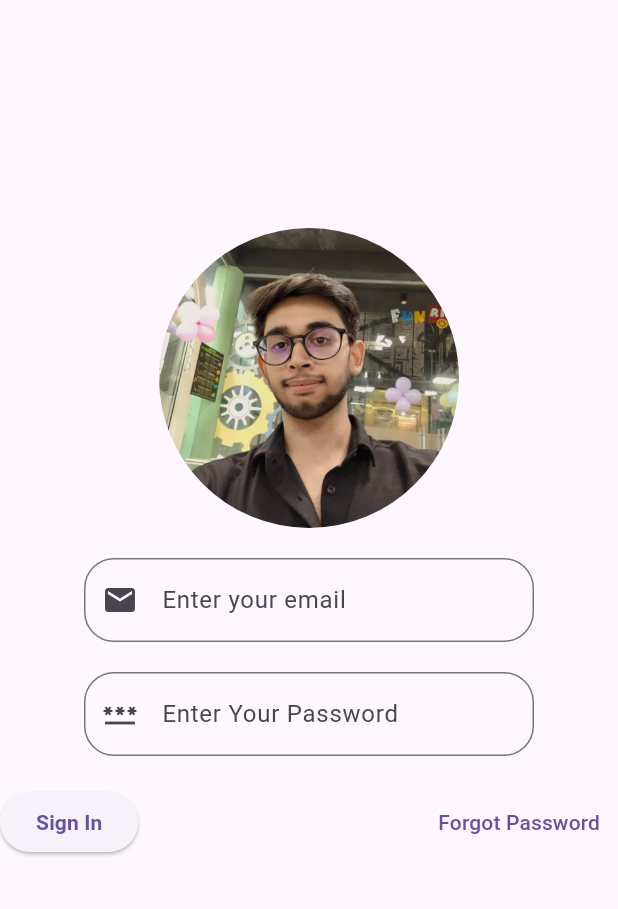
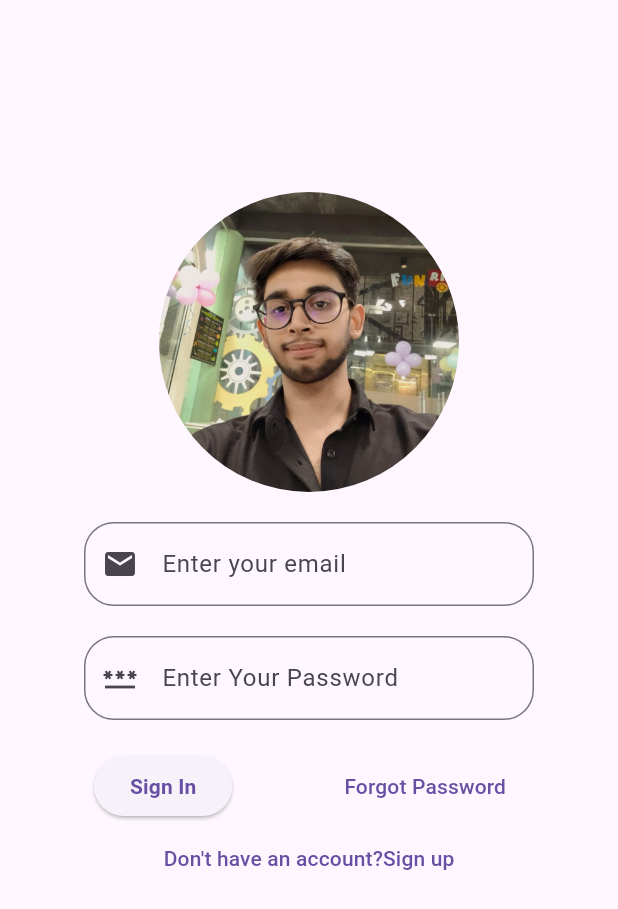
Before and after one commit to BRL-TRAINEES/auth_app, a Flutter app: the screen it shows after launch, on a phone screen of 412 x 824 dp. Shown: the top 909 px of the screen. Run offline on Flutter 3.47's test engine with Material 3 defaults, Android fonts, the phone set to English and light mode, and no system bars; our stand-ins replace firebase_core; accounts and stored records are empty.

Commit message:
completed sign in screen

```diff
--- a/OneDrive/Desktop/firebase_test_app/lib/screens/signin_screen.dart
+++ b/OneDrive/Desktop/firebase_test_app/lib/screens/signin_screen.dart
@@ -1,4 +1,5 @@
 import 'package:firebase_test_app/screens/reset_password-screen.dart';
+import 'package:firebase_test_app/screens/signup_screen.dart';
 import 'package:flutter/material.dart';
 
 class SigninScreen extends StatefulWidget {
@@ -117,7 +118,7 @@ class _SigninScreenState extends State<SigninScreen> {
 
         //Submit button
         Row(
-          mainAxisAlignment: MainAxisAlignment.spaceBetween,
+          mainAxisAlignment: MainAxisAlignment.spaceEvenly,
           children: [
 
 
@@ -149,6 +150,15 @@ class _SigninScreenState extends State<SigninScreen> {
                   ),
                       ],
                     ),
+                    //dont have an account?sign up
+                    TextButton(onPressed: (){
+                      Navigator.of(context).push(
+              MaterialPageRoute(builder: (context)=>SignupScreen(),
+                     ),); },
+                     child: Text(
+                      "Don't have an account?Sign up",
+
+                     ), )
                   ],
                 ),
               ),
```
Also changed, not shown: OneDrive/Desktop/firebase_test_app/lib/screens/reset_password-screen.dart (+10 -0 lines), OneDrive/Desktop/firebase_test_app/lib/screens/signup_screen.dart (+9 -0 lines).
